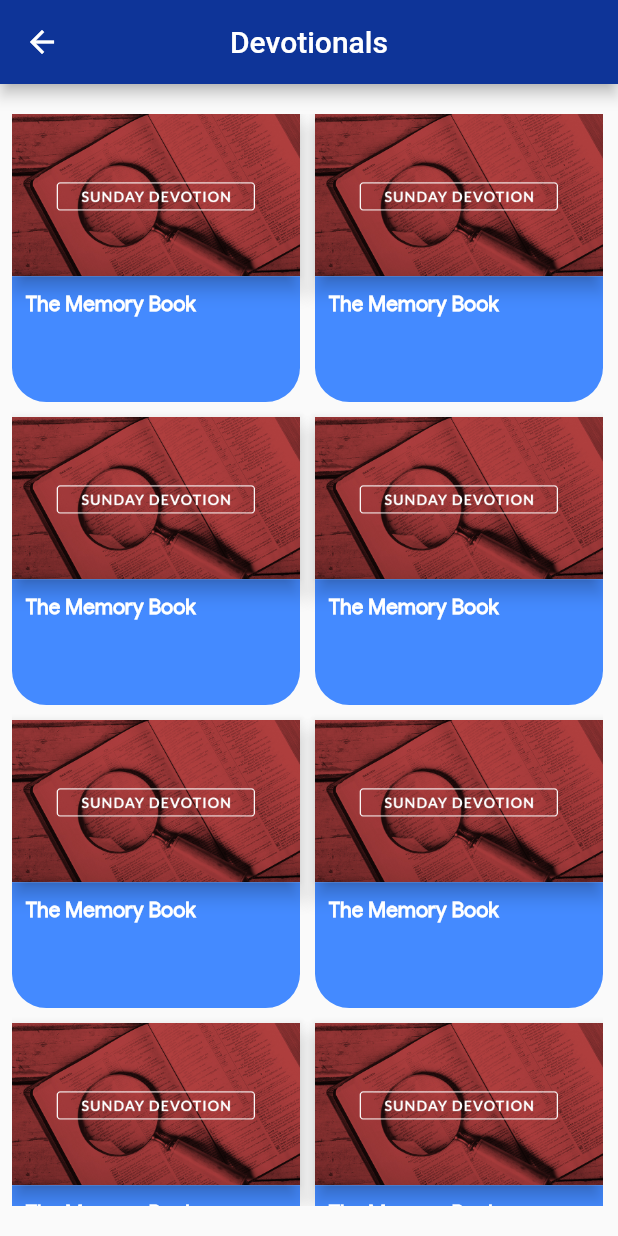
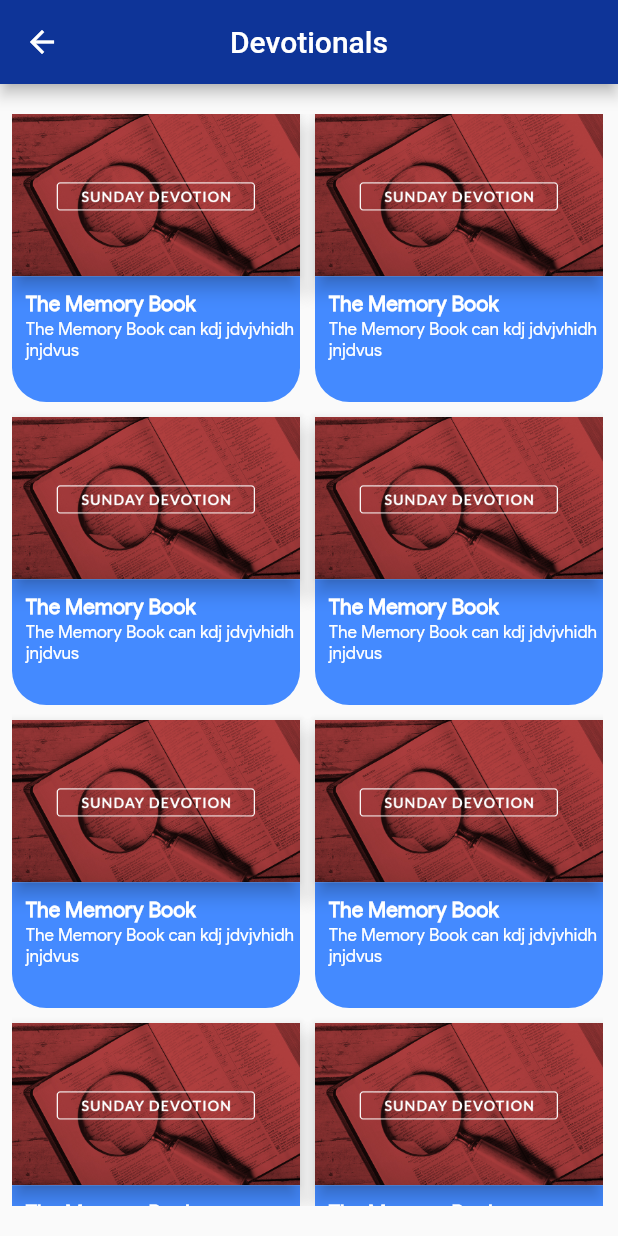
Before and after one commit to henryadebayo/Stea_app, a Flutter app: the Devotionals screen opened directly, on a phone screen of 412 x 824 dp. Run offline on Flutter 3.47's test engine with Material 2 defaults, Android fonts, the light colour scheme and no system bars; our stand-ins replace firebase_auth, firebase_core, firebase_storage, flutter_screenutil, flutter_spinkit, font_awesome_flutter and 2 more; accounts and stored records are empty; network calls fail.

Commit message:
Building Devotionals screen and Widgets

```diff
--- a/lib/widgets/devotionalsItem.dart
+++ b/lib/widgets/devotionalsItem.dart
@@ -29,15 +29,12 @@ class DevotionalItem extends StatelessWidget {
             padding: EdgeInsets.only(left: 8.0.w, top: 8.0.h),
             child: Text("The Memory Book", style: TextStyle(color: Colors.white, fontWeight: FontWeight.bold)),
           ),
+          Padding(
+            padding: EdgeInsets.only(left: 8.0.w,),
+            child: Text("The Memory Book can kdj jdvjvhidh jnjdvus ", style: TextStyle(color: Colors.white, fontSize: 10.0.sp)),
+          ),
         ],
       ),
     );
   }
 }
-
-//
-// Row(
-// children: [
-// Container(),
-// ],
-// );
```
